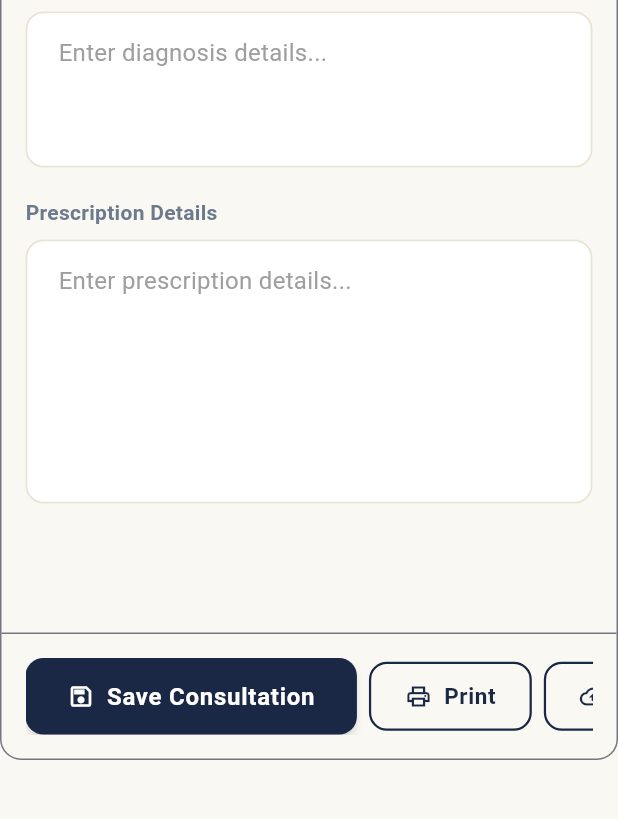
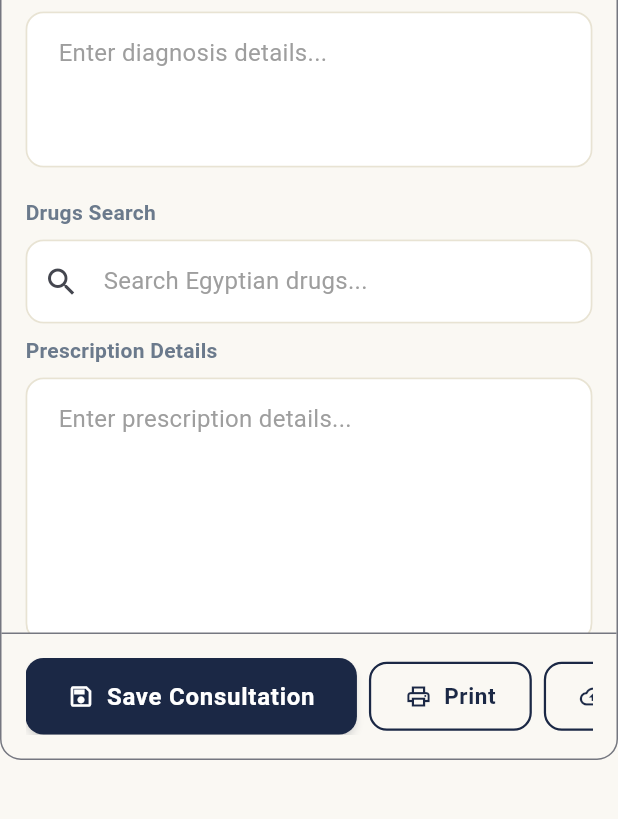
Before and after one commit to Fatma-rabe/clinic, a Flutter app: the ConsultationScreen widget shown alone on an empty page, opened directly with empty values, tab 2 chosen, on a phone screen of 412 x 824 dp, the part 236-1055 px from its top. Run offline on Flutter 3.47's test engine with Material 3 defaults, Android fonts, the phone set to English and light mode, and no system bars; our stand-ins replace cached_network_image, cloud_firestore, equatable, file_picker, firebase_auth, firebase_core and 9 more; accounts and stored records are empty; statements that could not run were skipped.

Commit message:
add drugs search

```diff
--- /dev/null
+++ b/lib/data/models/drug_model.dart
@@ -0,0 +1,54 @@
+import 'package:equatable/equatable.dart';
+
+class DrugModel extends Equatable {
+  const DrugModel({
+    required this.commercialNameEn,
+    required this.commercialNameAr,
+    required this.scientificName,
+    required this.manufacturer,
+    required this.drugClass,
+    required this.route,
+    required this.priceEgp,
+  });
+
+  final String commercialNameEn;
+  final String commercialNameAr;
+  final String scientificName;
+  final String manufacturer;
+  final String drugClass;
+  final String route;
+  final double priceEgp;
+
+  factory DrugModel.fromJson(Map<String, dynamic> json) {
+    return DrugModel(
+      commercialNameEn: json['commercial_name_en'] as String? ?? '',
+      commercialNameAr: json['commercial_name_ar'] as String? ?? '',
+      scientificName: json['scientific_name'] as String? ?? '',
+      manufacturer: json['manufacturer'] as String? ?? '',
+      drugClass: json['drug_class'] as String? ?? '',
+      route: json['route'] as String? ?? '',
+      priceEgp: (json['price_egp'] as num?)?.toDouble() ?? 0.0,
+    );
+  }
+
+  Map<String, dynamic> toJson() => {
+        'commercial_name_en': commercialNameEn,
+        'commercial_name_ar': commercialNameAr,
+        'scientific_name': scientificName,
+        'manufacturer': manufacturer,
+        'drug_class': drugClass,
+        'route': route,
+        'price_egp': priceEgp,
+      };
+
+  @override
+  List<Object?> get props => [
+        commercialNameEn,
+        commercialNameAr,
+        scientificName,
+        manufacturer,
+        drugClass,
+        route,
+        priceEgp,
+      ];
+}
--- a/lib/data/models/visit.dart
+++ b/lib/data/models/visit.dart
@@ -8,6 +8,7 @@ class Visit extends Equatable {
     required this.diagnosis,
     required this.prescriptionText,
     required this.xRayUrl,
+    this.selectedDrugs = const [],
   });
 
   final String visitId;
@@ -15,6 +16,7 @@ class Visit extends Equatable {
   final String diagnosis;
   final String prescriptionText;
   final String xRayUrl;
+  final List<String> selectedDrugs;
 
   bool get hasXray => xRayUrl.isNotEmpty;
 
@@ -30,6 +32,10 @@ class Visit extends Equatable {
       diagnosis: json['diagnosis'] as String? ?? '',
       prescriptionText: json['prescription_text'] as String? ?? '',
       xRayUrl: json['x_ray_url'] as String? ?? '',
+      selectedDrugs: (json['selected_drugs'] as List<dynamic>?)
+              ?.map((e) => e as String)
+              .toList() ??
+          const [],
     );
   }
 
@@ -39,6 +45,7 @@ class Visit extends Equatable {
         'diagnosis': diagnosis,
         'prescription_text': prescriptionText,
         'x_ray_url': xRayUrl,
+        'selected_drugs': selectedDrugs,
       };
 
   static DateTime _parseDate(dynamic value) {
@@ -50,5 +57,5 @@ class Visit extends Equatable {
 
   @override
   List<Object?> get props =>
-      [visitId, date, diagnosis, prescriptionText, xRayUrl];
+      [visitId, date, diagnosis, prescriptionText, xRayUrl, selectedDrugs];
 }
--- a/lib/data/repositories/visit_repository.dart
+++ b/lib/data/repositories/visit_repository.dart
@@ -47,6 +47,7 @@ class VisitRepository {
       diagnosis: diagnosis,
       prescriptionText: prescriptionText,
       xRayUrl: '',
+      selectedDrugs: const [],
     );
     await _visitsCol(patientId).doc(visitId).set(visit.toJson());
     return visit;
@@ -58,6 +59,7 @@ class VisitRepository {
     String? diagnosis,
     String? prescriptionText,
     String? xRayUrl,
+    List<String>? selectedDrugs,
   }) async {
     final updates = <String, dynamic>{};
     if (diagnosis != null) updates['diagnosis'] = diagnosis;
@@ -65,6 +67,7 @@ class VisitRepository {
       updates['prescription_text'] = prescriptionText;
     }
     if (xRayUrl != null) updates['x_ray_url'] = xRayUrl;
+    if (selectedDrugs != null) updates['selected_drugs'] = selectedDrugs;
     if (updates.isEmpty) return;
     await _visitsCol(patientId).doc(visitId).update(updates);
   }
--- a/lib/features/doctor/presentation/consultation_screen.dart
+++ b/lib/features/doctor/presentation/consultation_screen.dart
@@ -6,9 +6,12 @@ import 'dart:math';
 import 'package:file_picker/file_picker.dart';
 import 'package:intl/intl.dart';
 
+import 'dart:async';
 import '../../../core/providers/providers.dart';
 import '../../../data/models/patient.dart';
 import '../../../data/models/visit.dart';
+import '../../../data/models/drug_model.dart';
+import '../providers/drug_search_provider.dart';
 import '../services/prescription_print_service.dart';
 import 'xray_viewer_screen.dart';
 
@@ -31,6 +34,7 @@ class ConsultationScreen extends ConsumerStatefulWidget {
 class _ConsultationScreenState extends ConsumerState<ConsultationScreen> {
   final _diagnosisController = TextEditingController();
   final _prescriptionController = TextEditingController();
+  List<String> _selectedDrugs = [];
   Visit? _selectedVisit;
   bool _saving = false;
   bool _uploading = false;
@@ -47,6 +51,7 @@ class _ConsultationScreenState extends ConsumerState<ConsultationScreen> {
       _selectedVisit = visit;
       _diagnosisController.text = visit.diagnosis;
       _prescriptionController.text = visit.prescriptionText;
+      _selectedDrugs = List.from(visit.selectedDrugs);
     });
   }
 
@@ -65,6 +70,7 @@ class _ConsultationScreenState extends ConsumerState<ConsultationScreen> {
             visitId: visit.visitId,
             diagnosis: _diagnosisController.text.trim(),
             prescriptionText: _prescriptionController.text.trim(),
+            selectedDrugs: _selectedDrugs,
           );
       if (mounted) {
         ScaffoldMessenger.of(context).showSnackBar(
@@ -150,6 +156,7 @@ class _ConsultationScreenState extends ConsumerState<ConsultationScreen> {
       patient: patient,
       diagnosis: _diagnosisController.text,
       prescription: _prescriptionController.text,
+      selectedDrugs: _selectedDrugs,
       doctorName: 'Orthopedic Surgeon',
     );
   }
@@ -210,6 +217,11 @@ class _ConsultationScreenState extends ConsumerState<ConsultationScreen> {
                   _DiagnosisPanel(
                     diagnosisController: _diagnosisController,
                     prescriptionController: _prescriptionController,
+                    selectedDrugs: _selectedDrugs,
+                    onAddDrug: (d) => setState(() {
+                      if (!_selectedDrugs.contains(d)) _selectedDrugs.add(d);
+                    }),
+                    onRemoveDrug: (d) => setState(() => _selectedDrugs.remove(d)),
                     saving: _saving,
                     onSave: _saveConsultation,
                     onPrint: _printPrescription,
@@ -260,6 +272,11 @@ class _ConsultationScreenState extends ConsumerState<ConsultationScreen> {
             child: _DiagnosisPanel(
               diagnosisController: _diagnosisController,
               prescriptionController: _prescriptionController,
+              selectedDrugs: _selectedDrugs,
+              onAddDrug: (d) => setState(() {
+                if (!_selectedDrugs.contains(d)) _selectedDrugs.add(d);
+              }),
+              onRemoveDrug: (d) => setState(() => _selectedDrugs.remove(d)),
               saving: _saving,
               onSave: _saveConsultation,
               onPrint: _printPrescription,
@@ -583,6 +600,9 @@ class _DiagnosisPanel extends StatelessWidget {
   const _DiagnosisPanel({
     required this.diagnosisController,
     required this.prescriptionController,
+    required this.selectedDrugs,
+    required this.onAddDrug,
+    required this.onRemoveDrug,
     required this.saving,
     required this.uploading,
     required this.onSave,
@@ -592,6 +612,9 @@ class _DiagnosisPanel extends StatelessWidget {
 
   final TextEditingController diagnosisController;
   final TextEditingController prescriptionController;
+  final List<String> selectedDrugs;
+  final ValueChanged<String> onAddDrug;
+  final ValueChanged<String> onRemoveDrug;
   final bool saving;
   final bool uploading;
   final VoidCallback onSave;
@@ -670,6 +693,30 @@ class _DiagnosisPanel extends StatelessWidget {
                     maxLines: 3,
                   ),
                   const SizedBox(height: 20),
+                  Text(
+                    'Drugs Search',
+                    style: Theme.of(context).textTheme.titleSmall?.copyWith(
+                          fontWeight: FontWeight.w600,
+                        ),
+                  ),
+                  const SizedBox(height: 8),
+                  _DrugSearchField(onAddDrug: onAddDrug),
+                  const SizedBox(height: 8),
+                  if (selectedDrugs.isNotEmpty) ...[
+                    Wrap(
+                      spacing: 8,
+                      runSpacing: 4,
+                      children: selectedDrugs.map((d) {
+                        return Chip(
+                          label: Text(d),
+                          onDeleted: () => onRemoveDrug(d),
+                          backgroundColor: Theme.of(context).colorScheme.primary.withValues(alpha: 0.1),
+                          side: BorderSide.none,
+                        );
+                      }).toList(),
+                    ),
+                    const SizedBox(height: 12),
+                  ],
                   Text(
                     'Prescription Details',
                     style: Theme.of(context).textTheme.titleSmall?.copyWith(
@@ -755,3 +802,64 @@ final _patientProvider = FutureProvider.family<Patient?, String>((ref, id) {
 final _visitsProvider = StreamProvider.family<List<Visit>, String>((ref, id) {
   return ref.watch(visitRepositoryProvider).watchVisits(id);
 });
+
+class _DrugSearchField extends ConsumerStatefulWidget {
+  const _DrugSearchField({required this.onAddDrug});
+  final ValueChanged<String> onAddDrug;
+
+  @override
+  ConsumerState<_DrugSearchField> createState() => _DrugSearchFieldState();
+}
+
+class _DrugSearchFieldState extends ConsumerState<_DrugSearchField> {
+  Timer? _debounce;
+  TextEditingController? _textController;
+
+  @override
+  void dispose() {
+    _debounce?.cancel();
+    super.dispose();
+  }
+
+  @override
+  Widget build(BuildContext context) {
+    return Autocomplete<DrugModel>(
+      displayStringForOption: (drug) => drug.commercialNameEn,
+      optionsBuilder: (TextEditingValue textEditingValue) {
+        final query = textEditingValue.text;
+        if (query.isEmpty) return const Iterable<DrugModel>.empty();
+
+        final completer = Completer<Iterable<DrugModel>>();
+        if (_debounce?.isActive ?? false) _debounce!.cancel();
+
+        _debounce = Timer(const Duration(milliseconds: 300), () {
+          ref.read(drugSearchQueryProvider.notifier).state = query;
+          Future.microtask(() {
+            completer.complete(ref.read(filteredDrugsProvider));
+          });
+        });
+
+        return completer.future;
+      },
+      onSelected: (DrugModel selection) {
+        widget.onAddDrug(selection.commercialNameEn);
+        _textController?.clear();
+      },
+      fieldViewBuilder: (context, controller, focusNode, onEditingComplete) {
+        _textController = controller;
+        return TextField(
+          controller: controller,
+          focusNode: focusNode,
+          onEditingComplete: onEditingComplete,
+          decoration: InputDecoration(
+            hintText: 'Search Egyptian drugs...',
+            prefixIcon: const Icon(Icons.search),
+            border: OutlineInputBorder(
+              borderRadius: BorderRadius.circular(10),
+            ),
+          ),
+        );
+      },
+    );
+  }
+}
--- a/pubspec.yaml
+++ b/pubspec.yaml
@@ -41,6 +41,7 @@ dependencies:
   printing: ^5.14.2
   pdf: ^3.11.3
   rxdart: ^0.28.0
+  http: ^1.6.0
 
 dev_dependencies:
   flutter_test:
```
Also changed, not shown: lib/features/doctor/providers/drug_search_provider.dart (added, +47 -0 lines), lib/features/doctor/services/prescription_print_service.dart (+17 -2 lines), pubspec.lock.
